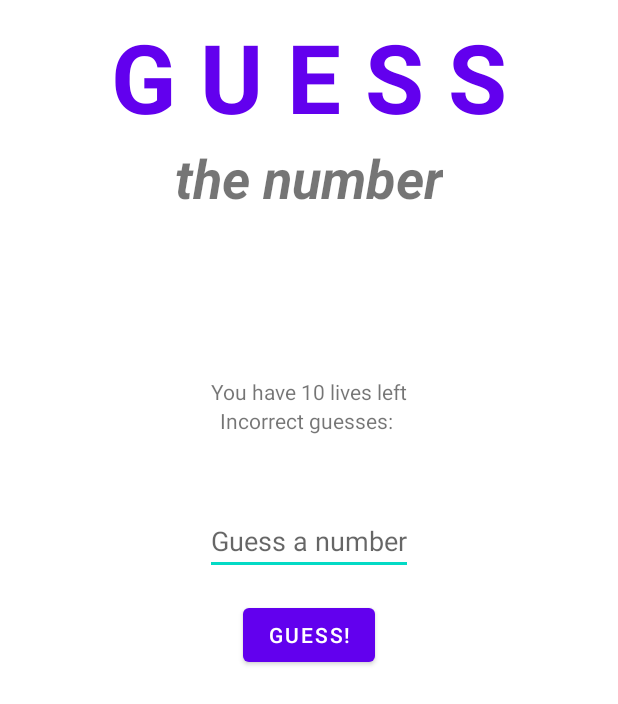
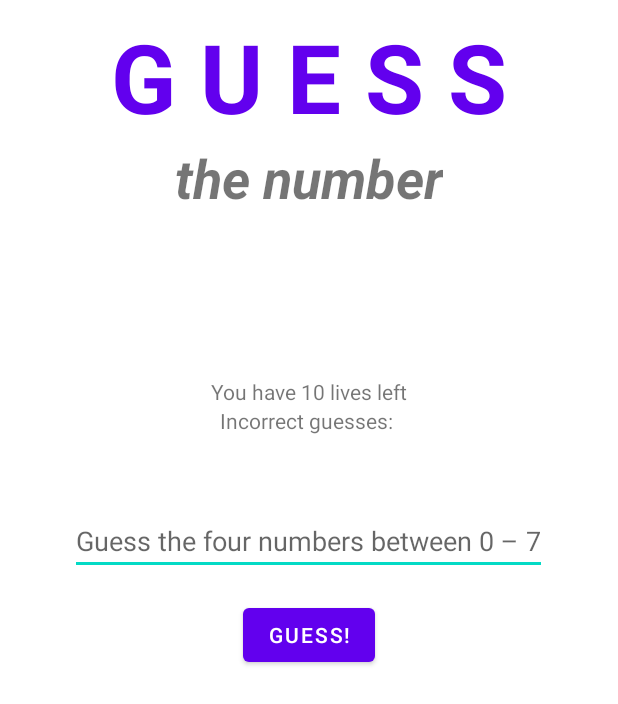
Before and after one commit to ksw5/MasterMindGame, an Android app: the screen it shows after launch (MainActivity), after a tap on "GUESS!", on a phone screen of 412 x 824 dp. Shown: the top 704 px of the screen. Run offline under Robolectric (Android 15) with nearby library versions, the phone set to English and light mode, and no system bars; our stand-ins replace data binding; network calls fail; 2 statements that could not run were skipped.

Commit message:
added results page partially working app

```diff
--- a/app/src/main/java/com/example/mastermindgame/GameFragment.kt
+++ b/app/src/main/java/com/example/mastermindgame/GameFragment.kt
@@ -4,10 +4,14 @@ import android.os.Bundle
 import android.view.LayoutInflater
 import android.view.View
 import android.view.ViewGroup
+import android.widget.Toast
 import androidx.fragment.app.Fragment
+import androidx.lifecycle.Observer
 import androidx.lifecycle.ViewModelProvider
+import androidx.navigation.findNavController
 import com.example.mastermindgame.databinding.FragmentGameBinding
 import com.example.mastermindgame.viewmodels.GameViewModel
+import okio.utf8Size
 
 class GameFragment : Fragment() {
     private var _binding: FragmentGameBinding? = null
@@ -25,11 +29,29 @@ class GameFragment : Fragment() {
         binding.gameViewModel = viewModel
         binding.lifecycleOwner = viewLifecycleOwner
 
+        viewModel.gameOver.observe(viewLifecycleOwner, Observer {
+            if (it) {
+                val action = GameFragmentDirections
+                    .actionGameFragmentToResultFragment(viewModel.wonLostMessage())
+                view.findNavController().navigate(action)
+            }
+        })
 
+
+        viewModel.randomNumbersDisplay.observe(viewLifecycleOwner){
             binding.guessButton.setOnClickListener {
-                viewModel.makeGuess(binding.guess.text.toString())
+                val guess = binding.guess.text.toString()
+                viewModel.makeGuess(guess)
+                if (guess.length < 4) {
+                    Toast.makeText(context, "Please enter four numbers", Toast.LENGTH_SHORT).show()
+                }
+                if (viewModel.randomNumbersDisplay.value?.contains(guess) == true) {
+                    Toast.makeText(context, "One of your numbers is correct", Toast.LENGTH_SHORT).show()
+                }
                 binding.guess.text = null
             }
+        }
+
 
         return view
     }
--- a/app/src/main/java/com/example/mastermindgame/viewmodels/GameViewModel.kt
+++ b/app/src/main/java/com/example/mastermindgame/viewmodels/GameViewModel.kt
@@ -27,20 +27,21 @@ class GameViewModel : ViewModel() {
         get() = _gameOver
 
     init {
-        _randomNumbersDisplay.value = getRandomNumbers()!!
+        _randomNumbersDisplay.value = getRandomNumbers()
     }
 
 
-    fun getRandomNumbers(): String? {
+    fun getRandomNumbers(): String {
         viewModelScope.launch {
             _randomNumbersDisplay.value = GameApiService.retrofitService.getRandomNumbers()
+            displayCorrectNumbers()
         }
         return _randomNumbersDisplay.value.toString()
+
     }
 
 
     fun displayCorrectNumbers(): String {
-        //getRandomNumbers()
         var display = ""
         secretNumbers.toString().forEach {
             display += checkNumber(it.toString())
@@ -63,20 +64,20 @@ class GameViewModel : ViewModel() {
                 _livesLeft.value = _livesLeft.value?.minus(1)
             }
         }
-        //if (isWon() || isLost()) _gameOver.value = true
+        if (isWon() == true || isLost()) _gameOver.value = true
 
 
     }
 
-   // private fun isWon() = secretNumbers!!.equals((randomNumbersDisplay.value.toString()))
-    //private fun isLost() = livesLeft.value ?: 0 <= 0
+    private fun isWon() = secretNumbers?.equals((randomNumbersDisplay.value.toString()))
+    private fun isLost() = livesLeft.value ?: 0 <= 0
 
-//    fun wonLostMessage(): String {
-//        var message = ""
-//        if (isWon()) message = "You won!"
-//        else if (isLost()) message = "You lost!"
-//        message += " The number was ${randomNumbersDisplay.value}"
-//        return message
-//    }
+    fun wonLostMessage(): String {
+        var message = ""
+        if (isWon() == true) message = "You won!"
+        else if (isLost()) message = "You lost!"
+        message += " The number was ${randomNumbersDisplay.value}"
+        return message
+    }
 
 }
--- a/app/src/main/res/layout/fragment_game.xml
+++ b/app/src/main/res/layout/fragment_game.xml
@@ -43,7 +43,6 @@
             android:layout_width="wrap_content"
             android:layout_height="wrap_content"
             tools:text="4 3 2 1"
-            android:text="@{gameViewModel.randomNumbersDisplay}"
             android:textSize="36sp"
             android:layout_gravity="center"
             android:layout_marginBottom="24dp"/>
--- a/app/src/main/res/navigation/nav_graph.xml
+++ b/app/src/main/res/navigation/nav_graph.xml
@@ -9,5 +9,21 @@
         android:id="@+id/gameFragment"
         android:name="com.example.mastermindgame.GameFragment"
         android:label="fragment_game"
-        tools:layout="@layout/fragment_game" />
+        tools:layout="@layout/fragment_game" >
+        <action
+            android:id="@+id/action_gameFragment_to_resultFragment"
+            app:destination="@id/resultFragment" />
+    </fragment>
+    <fragment
+        android:id="@+id/resultFragment"
+        android:name="com.example.mastermindgame.ResultFragment"
+        android:label="fragment_result"
+        tools:layout="@layout/fragment_result" >
+        <action
+            android:id="@+id/action_resultFragment_to_gameFragment"
+            app:destination="@id/gameFragment" />
+        <argument
+            android:name="result"
+            app:argType="string" />
+    </fragment>
 </navigation>
--- a/app/src/main/res/values/strings.xml
+++ b/app/src/main/res/values/strings.xml
@@ -1,11 +1,13 @@
 <resources>
     <string name="app_name">MasterMind Game</string>
-<!-- TODO: Remove or change this placeholder text -->
-    <string name="hint_guess_a_number">Guess a number</string>
+    <!-- TODO: Remove or change this placeholder text -->
+    <string name="hint_guess_a_number">Guess the four numbers between 0 – 7</string>
     <string name="guess_title">G U E S S</string>
     <string name="guess_button">Guess!</string>
     <string name="the_number_title">the number</string>
     <string name="new_game">Start a new game</string>
     <string name="incorrect_guesses">Incorrect guesses: %s</string>
     <string name="lives_left">You have %d lives left</string>
+    <!-- TODO: Remove or change this placeholder text -->
+    <string name="hello_blank_fragment">Hello blank fragment</string>
 </resources>
--- a/build.gradle
+++ b/build.gradle
@@ -7,6 +7,7 @@ buildscript {
     dependencies {
         classpath "com.android.tools.build:gradle:7.0.4"
         classpath "org.jetbrains.kotlin:kotlin-gradle-plugin:1.6.10"
+        classpath 'androidx.navigation:navigation-safe-args-gradle-plugin:2.4.2'
 
         // NOTE: Do not place your application dependencies here; they belong
         // in the individual module build.gradle files
```
Also changed, not shown: app/build.gradle (+9 -2 lines), app/src/main/java/com/example/mastermindgame/ResultFragment.kt (added, +49 -0 lines), app/src/main/java/com/example/mastermindgame/viewmodels/ResultViewModel.kt (added, +8 -0 lines), app/src/main/java/com/example/mastermindgame/viewmodels/ResultViewModelFactory.kt (added, +13 -0 lines), app/src/main/res/layout/fragment_result.xml (added, +39 -0 lines).
